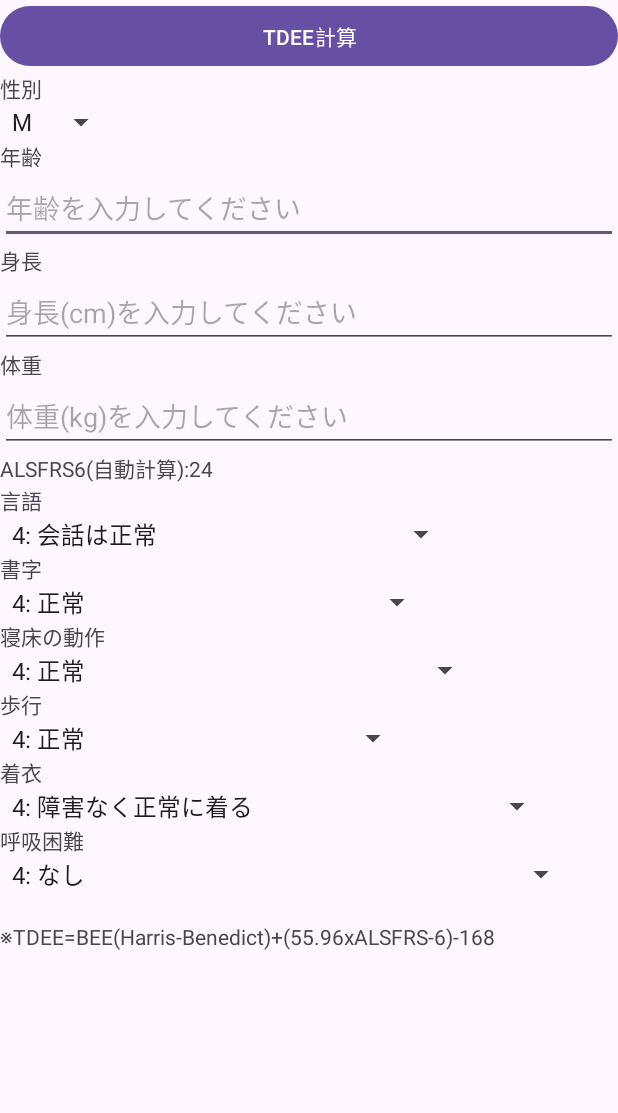
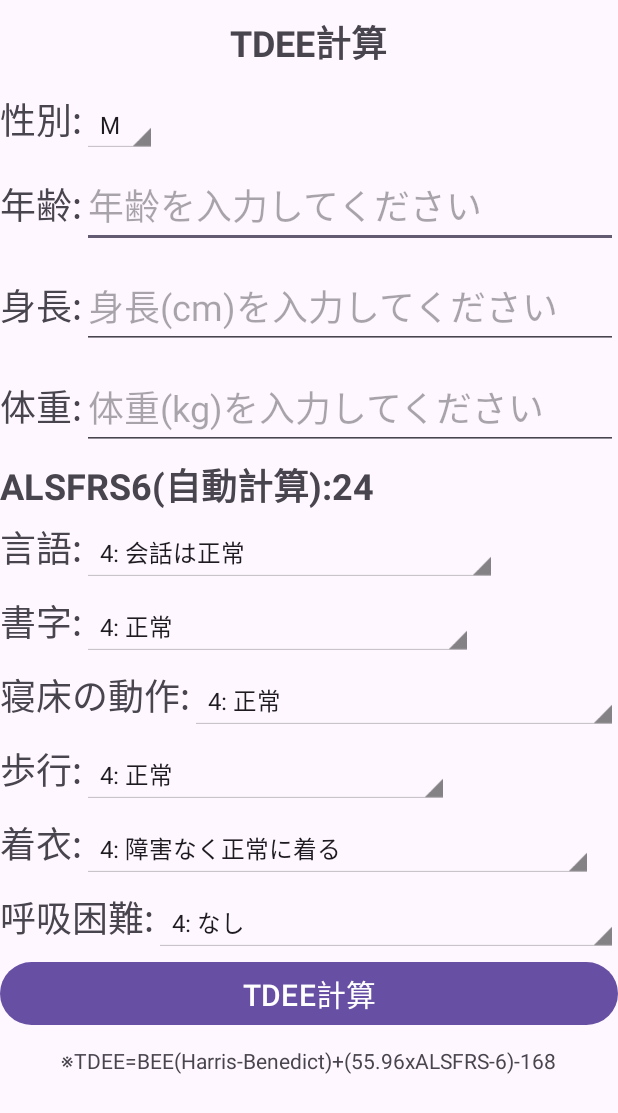
Before and after one commit to poporacchi/TDEEforALS, an Android app: the screen it shows after launch (MainActivity), on a phone screen of 412 x 824 dp. Shown: the top 1113 px of the screen. Run offline under Robolectric (Android 15) with nearby library versions, the phone set to English and light mode, and no system bars.

Commit message:
Initial commit

```diff
--- a/app/src/main/java/app/net/km/and/tdeeforals/MainActivity.kt
+++ b/app/src/main/java/app/net/km/and/tdeeforals/MainActivity.kt
@@ -9,6 +9,7 @@ import android.widget.Spinner
 import android.widget.TextView
 import androidx.appcompat.app.AlertDialog
 import androidx.appcompat.app.AppCompatActivity
+import kotlin.math.round
 import android.widget.ArrayAdapter as ArrayAdapter1
 
 class MainActivity : AppCompatActivity() {
@@ -35,7 +36,7 @@ class MainActivity : AppCompatActivity() {
         var intAge: Int?
         var dbBH: Double?
         var dbBW: Double?
-        var intSumOfFRS: Int = 24
+        var intSumOfFRS = 24
 
         adpSex.setDropDownViewResource(android.R.layout.simple_spinner_dropdown_item)
         adpFRS1.setDropDownViewResource(android.R.layout.simple_spinner_dropdown_item)
@@ -150,6 +151,15 @@ class MainActivity : AppCompatActivity() {
             }
         }
 
+        fun popCalculation (dbBEE: Double, dbTDEE: Double){
+            AlertDialog.Builder(this)
+                .setTitle("計算結果")
+                .setMessage("BEE: " + round(dbBEE).toString() + "kcal\n" + "TDEE: " + round(dbTDEE).toString() + "kcal")
+                .setPositiveButton("OK", { dialog, id ->
+                    // ボタンクリック時の処理
+                })
+                .show()
+        }
 
         val btnCalc = findViewById<Button>(R.id.btnCalc)
         btnCalc.setOnClickListener {
@@ -158,25 +168,17 @@ class MainActivity : AppCompatActivity() {
             dbBW = findViewById<EditText>(R.id.etBW).text.toString().toDoubleOrNull()
 
             if ((dbBW is Double) && (dbBH is Double) && (intAge is Int)) {
-                var dbBEE:Double = 0.0
-                if (idxSex == 0) {
+                if (idxSex != 0) {
+                    //F
+                    val dbBEE = 66.5 + (13.75 * dbBW!!) + (5.003 * dbBH!!) - (6.775 * intAge!!)
+                    val dbTDEE = dbBEE + (55.96 * intSumOfFRS)
+                    popCalculation(dbBEE, dbTDEE)
+                } else {
                     //M
-                    dbBEE = 66.5 + (13.75 * dbBW!!) + (5.003 * dbBH!!) - (6.775 * intAge!!)
-                } else {
-                    //F
-                    dbBEE = 66.5 + (13.75 * dbBW!!) + (5.003 * dbBH!!) - (6.775 * intAge!!)
+                    val dbBEE = 66.5 + (13.75 * dbBW!!) + (5.003 * dbBH!!) - (6.775 * intAge!!)
+                    val dbTDEE = dbBEE + (55.96 * intSumOfFRS)
+                    popCalculation(dbBEE, dbTDEE)
                 }
-                var dbTDEE:Double = 0.0
-                dbTDEE = dbBEE + (55.96 * intSumOfFRS)
-
-                AlertDialog.Builder(this)
-                    .setTitle("計算結果")
-                    .setMessage("BEE: " + kotlin.math.round(dbBEE).toString() + "kcal\n" + "TDEE: " + kotlin.math.round(dbTDEE).toString() + "kcal")
-                    .setPositiveButton("OK", { dialog, id ->
-                        // ボタンクリック時の処理
-                    })
-                    .show()
-
             }
 
 
--- a/app/src/main/res/layout/activity_main.xml
+++ b/app/src/main/res/layout/activity_main.xml
@@ -4,146 +4,281 @@
     android:layout_width="match_parent"
     android:layout_height="match_parent"
     android:orientation="vertical">
-    <Button
-        android:id="@+id/btnCalc"
-        android:text="TDEE計算"
+
+    <LinearLayout
         android:layout_width="match_parent"
-        android:layout_height="wrap_content" />
+        android:layout_height="wrap_content"
+        android:orientation="horizontal"
+        android:gravity="center"
+        android:paddingVertical="10dp">
+        <TextView
+            android:layout_width="wrap_content"
+            android:layout_height="wrap_content"
+            android:textSize="24sp"
+            android:textStyle="bold"
+            android:text="@string/app_title"/>
+    </LinearLayout>
+
+    <LinearLayout
+        android:layout_width="match_parent"
+        android:layout_height="wrap_content"
+        android:orientation="horizontal"
+        android:paddingVertical="5dp">
 
         <TextView
             android:id="@+id/txtSexLabel"
             android:layout_width="wrap_content"
             android:layout_height="wrap_content"
-        android:text="性別" />
+            android:text="@string/sex_label"
+            android:textSize="24sp" />
+
         <Spinner
             android:id="@+id/spinnerSex"
+            style="@android:style/Widget.Holo.Light.Spinner"
+            android:layout_width="wrap_content"
+            android:layout_height="wrap_content"
             android:spinnerMode="dialog"
-        android:layout_width="wrap_content"
-        android:layout_height="wrap_content" />
+            android:textSize="24sp" />
+    </LinearLayout>
+
+    <LinearLayout
+        android:layout_width="match_parent"
+        android:layout_height="wrap_content"
+        android:orientation="horizontal"
+        android:paddingVertical="5dp">
+
         <TextView
             android:id="@+id/txtAgeLabel"
             android:layout_width="wrap_content"
             android:layout_height="wrap_content"
-        android:text="年齢" />
+            android:text="@string/age_label"
+            android:textSize="24sp" />
+
         <EditText
             android:id="@+id/etAge"
             android:layout_width="match_parent"
             android:layout_height="wrap_content"
+            android:hint="@string/hint_age_et"
+            android:inputType="number"
             android:maxLength="3"
             android:maxLines="1"
-        android:inputType="number"
-        android:hint="年齢を入力してください"/>
+            android:textSize="24sp" />
+    </LinearLayout>
+
+    <LinearLayout
+        android:layout_width="match_parent"
+        android:layout_height="wrap_content"
+        android:orientation="horizontal"
+        android:paddingVertical="5dp">
+
         <TextView
             android:id="@+id/txtBHLabel"
             android:layout_width="wrap_content"
             android:layout_height="wrap_content"
-        android:text="身長" />
+            android:text="@string/BH_label"
+            android:textSize="24sp" />
+
         <EditText
             android:id="@+id/etBH"
             android:layout_width="match_parent"
             android:layout_height="wrap_content"
+            android:digits="0123456789."
+            android:hint="@string/hint_BH_et"
+            android:inputType="number"
             android:maxLength="5"
             android:maxLines="1"
-        android:inputType="number"
-        android:digits="0123456789."
-        android:hint="身長(cm)を入力してください" />
+            android:textSize="24sp" />
+    </LinearLayout>
+
+    <LinearLayout
+        android:layout_width="match_parent"
+        android:layout_height="wrap_content"
+        android:orientation="horizontal"
+        android:paddingVertical="5dp">
+
         <TextView
             android:id="@+id/txtBWLabel"
             android:layout_width="wrap_content"
             android:layout_height="wrap_content"
-        android:text="体重" />
+            android:text="@string/BW_label"
+            android:textSize="24sp" />
+
         <EditText
             android:id="@+id/etBW"
             android:layout_width="match_parent"
             android:layout_height="wrap_content"
+            android:digits="0123456789."
+            android:hint="@string/hint_BW_et"
+            android:inputType="number"
             android:maxLength="5"
             android:maxLines="1"
-        android:inputType="number"
-        android:digits="0123456789."
-        android:hint="体重(kg)を入力してください"/>
+            android:textSize="24sp" />
+    </LinearLayout>
+
     <LinearLayout
-        android:orientation="horizontal"
         android:layout_width="match_parent"
-        android:layout_height="wrap_content">
+        android:layout_height="wrap_content"
+        android:orientation="horizontal">
+
         <TextView
             android:id="@+id/txtFRSLabel"
-            android:orientation="horizontal"
             android:layout_width="wrap_content"
             android:layout_height="wrap_content"
-            android:gravity="left"
-            android:text="ALSFRS6(自動計算):" />
+            android:orientation="horizontal"
+            android:textStyle="bold"
+            android:textSize="24sp"
+            android:text="@string/FRS6_total_label" />
+
         <TextView
             android:id="@+id/txtSumOfFRS"
+            android:layout_width="wrap_content"
+            android:layout_height="wrap_content"
             android:orientation="horizontal"
-            android:layout_width="wrap_content"
-            android:layout_height="wrap_content" />
+            android:textStyle="bold"
+            android:textSize="24sp" />
     </LinearLayout>
+
+    <LinearLayout
+        android:layout_width="match_parent"
+        android:layout_height="wrap_content"
+        android:orientation="horizontal"
+        android:paddingVertical="5dp">
+
         <TextView
             android:id="@+id/txtFRS1"
             android:layout_width="wrap_content"
             android:layout_height="wrap_content"
-        android:text="言語" />
+            android:text="@string/FRS6_1_label"
+            android:textSize="24sp" />
 
         <Spinner
             android:id="@+id/spinnerFR1"
+            style="@android:style/Widget.Holo.Light.Spinner"
             android:layout_width="wrap_content"
             android:layout_height="wrap_content"
-        android:spinnerMode="dialog" />
+            android:spinnerMode="dialog"
+            android:textSize="24sp" />
+    </LinearLayout>
+
+    <LinearLayout
+        android:layout_width="match_parent"
+        android:layout_height="wrap_content"
+        android:orientation="horizontal"
+        android:paddingVertical="5dp">
 
         <TextView
             android:id="@+id/txtFRS2"
             android:layout_width="wrap_content"
             android:layout_height="wrap_content"
-        android:text="書字" />
+            android:text="@string/FRS6_2_label"
+            android:textSize="24sp" />
+
         <Spinner
             android:id="@+id/spinnerFR2"
+            style="@android:style/Widget.Holo.Light.Spinner"
+            android:layout_width="wrap_content"
+            android:layout_height="wrap_content"
             android:spinnerMode="dialog"
-        android:layout_width="wrap_content"
-        android:layout_height="wrap_content" />
+            android:textSize="24sp" />
+    </LinearLayout>
+
+    <LinearLayout
+        android:layout_width="match_parent"
+        android:layout_height="wrap_content"
+        android:orientation="horizontal"
+        android:paddingVertical="5dp">
+
         <TextView
             android:id="@+id/txtFRS3"
             android:layout_width="wrap_content"
             android:layout_height="wrap_content"
-        android:text="寝床の動作" />
+            android:text="@string/FRS6_3_label"
+            android:textSize="24sp" />
+
         <Spinner
             android:id="@+id/spinnerFR3"
+            style="@android:style/Widget.Holo.Light.Spinner"
+            android:layout_width="wrap_content"
+            android:layout_height="wrap_content"
             android:spinnerMode="dialog"
-        android:layout_width="wrap_content"
-        android:layout_height="wrap_content" />
+            android:textSize="24sp" />
+    </LinearLayout>
+
+    <LinearLayout
+        android:layout_width="match_parent"
+        android:layout_height="wrap_content"
+        android:orientation="horizontal"
+        android:paddingVertical="5dp">
+
         <TextView
             android:id="@+id/txtFRS4"
             android:layout_width="wrap_content"
             android:layout_height="wrap_content"
-        android:text="歩行" />
+            android:text="@string/FRS6_4_label"
+            android:textSize="24sp" />
+
         <Spinner
             android:id="@+id/spinnerFR4"
+            style="@android:style/Widget.Holo.Light.Spinner"
+            android:layout_width="wrap_content"
+            android:layout_height="wrap_content"
             android:spinnerMode="dialog"
-        android:layout_width="wrap_content"
-        android:layout_height="wrap_content" />
+            android:textSize="24sp" />
+    </LinearLayout>
+
+    <LinearLayout
+        android:layout_width="match_parent"
+        android:layout_height="wrap_content"
+        android:orientation="horizontal"
+        android:paddingVertical="5dp">
+
         <TextView
             android:id="@+id/txtFRS5"
             android:layout_width="wrap_content"
             android:layout_height="wrap_content"
-        android:text="着衣" />
+            android:text="@string/FRS6_5_label"
+            android:textSize="24sp" />
+
         <Spinner
             android:id="@+id/spinnerFR5"
+            style="@android:style/Widget.Holo.Light.Spinner"
+            android:layout_width="wrap_content"
+            android:layout_height="wrap_content"
             android:spinnerMode="dialog"
-        android:layout_width="wrap_content"
-        android:layout_height="wrap_content" />
+            android:textSize="24sp" />
+    </LinearLayout>
+
+    <LinearLayout
+        android:layout_width="match_parent"
+        android:layout_height="wrap_content"
+        android:orientation="horizontal"
+        android:paddingVertical="5dp">
+
         <TextView
             android:id="@+id/txtFRS6"
             android:layout_width="wrap_content"
             android:layout_height="wrap_content"
-        android:text="呼吸困難" />
+            android:text="@string/FRS6_6_label"
+            android:textSize="24sp" />
+
         <Spinner
             android:id="@+id/spinnerFR6"
+            style="@android:style/Widget.Holo.Light.Spinner"
+            android:layout_width="wrap_content"
+            android:layout_height="wrap_content"
             android:spinnerMode="dialog"
-        android:layout_width="wrap_content"
-        android:layout_height="wrap_content" />
-
+            android:textSize="24sp" />
+    </LinearLayout>
+    <Button
+        android:id="@+id/btnCalc"
+        android:layout_width="match_parent"
+        android:layout_height="wrap_content"
+        android:textSize="20sp"
+        android:text="@string/btnCalc_label" />
     <TextView
         android:layout_width="wrap_content"
         android:layout_height="wrap_content"
-        android:paddingTop="20dp"
-        android:text="※TDEE=BEE(Harris-Benedict)+(55.96xALSFRS-6)-168" />
+        android:paddingTop="10dp"
+        android:layout_gravity="center"
+        android:text="@string/instruction_label" />
 </LinearLayout>
--- /dev/null
+++ b/app/src/main/res/layout/spinner_item.xml
@@ -0,0 +1,11 @@
+<?xml version="1.0" encoding="utf-8"?>
+<merge xmlns:android="http://schemas.android.com/apk/res/android">
+    <TextView
+        style="?android:attr/spinnerItemStyle"
+        android:singleLine="true"
+        android:layout_width="match_parent"
+        android:layout_height="wrap_content"
+        android:ellipsize="marquee"
+        android:textSize="24sp"
+        android:textAlignment="inherit" />
+</merge>
--- a/app/src/main/res/values/strings.xml
+++ b/app/src/main/res/values/strings.xml
@@ -1,6 +1,22 @@
 <resources>
     <string name="app_name">Kotlin</string>
-
+    <string name="app_title">TDEE計算</string>
+    <string name="sex_label">性別: </string>
+    <string name="age_label">年齢: </string>
+    <string name="hint_age_et">年齢を入力してください</string>
+    <string name="BH_label">身長: </string>
+    <string name="hint_BH_et">身長(cm)を入力してください</string>
+    <string name="BW_label">体重: </string>
+    <string name="hint_BW_et">体重(kg)を入力してください</string>
+    <string name="FRS6_total_label">ALSFRS6(自動計算): </string>
+    <string name="FRS6_1_label">言語: </string>
+    <string name="FRS6_2_label">書字: </string>
+    <string name="FRS6_3_label">寝床の動作: </string>
+    <string name="FRS6_4_label">歩行: </string>
+    <string name="FRS6_5_label">着衣: </string>
+    <string name="FRS6_6_label">呼吸困難: </string>
+    <string name="btnCalc_label">TDEE計算</string>
+    <string name="instruction_label">※TDEE=BEE(Harris-Benedict)+(55.96xALSFRS-6)-168</string>
     <string-array name="spiSexItems">
         <item>M</item>
         <item>F</item>
```
Lines whose indentation alone changed are shown as unchanged.
